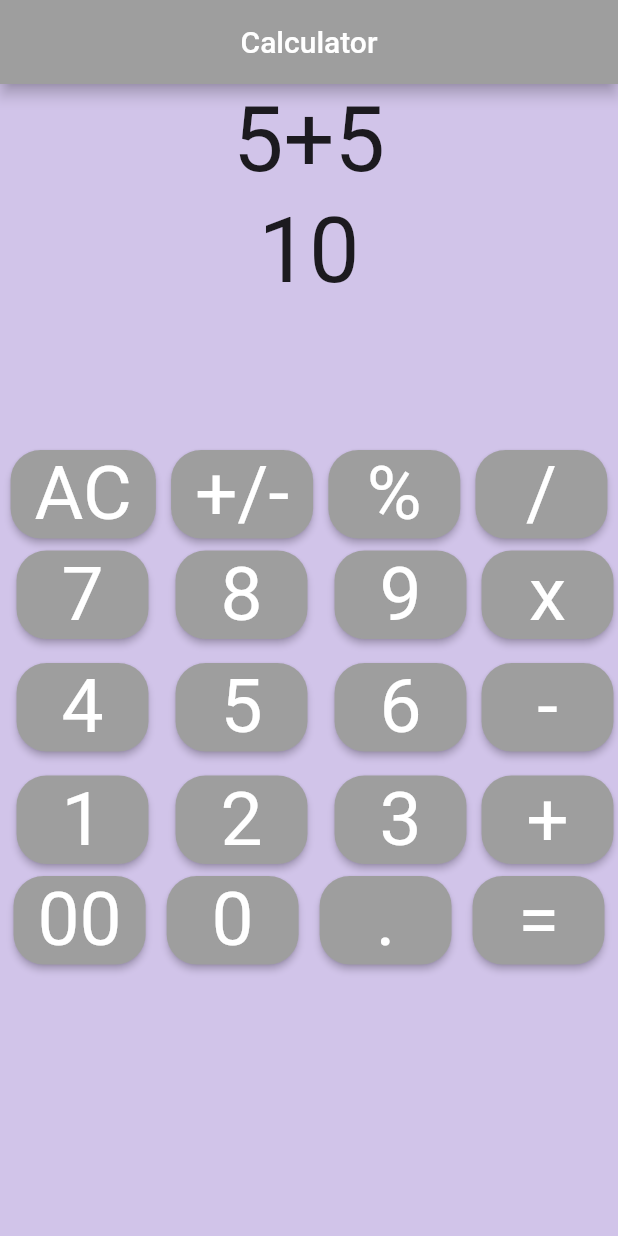
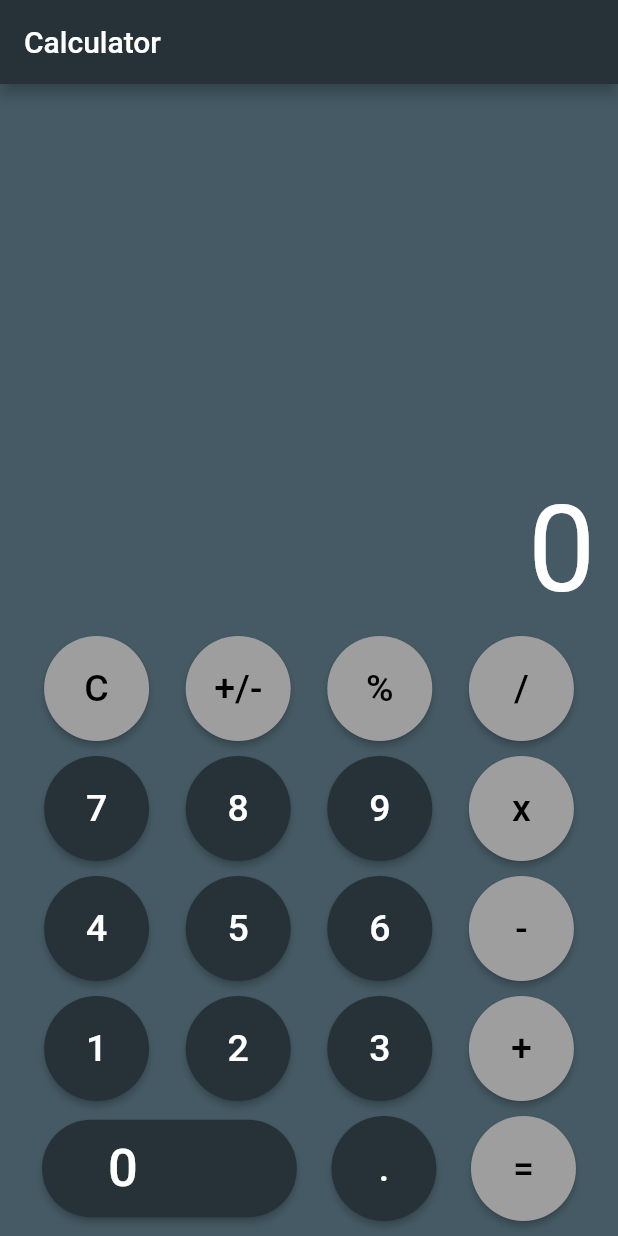
Before and after one commit to Hania2004/kalkulator, a Flutter app: the screen it shows after launch, on a phone screen of 412 x 824 dp. Run offline on Flutter 3.47's test engine with Material 2 defaults, Android fonts, the phone set to English and light mode, and no system bars.

Commit message:
Update calculator.dart

```diff
--- a/lib/screens/calculator.dart
+++ b/lib/screens/calculator.dart
@@ -1,109 +1,235 @@
 import 'package:flutter/material.dart';
 
-class Calculator extends StatelessWidget {
+class Calculator extends StatefulWidget {
   const Calculator({Key? key}) : super(key: key);
+
+  @override
+  State<Calculator> createState() => _CalculatorState();
+}
+
+class _CalculatorState extends State<Calculator> {
+  Widget numButton(String btnText, Color btnColor, Color txtColor) {
+    return ElevatedButton(
+      onPressed: () {
+        calculate(btnText);
+      },
+      style: ElevatedButton.styleFrom(
+        fixedSize: const Size(70, 70), backgroundColor: btnColor,
+        shape: const CircleBorder(),
+      ),
+      child: Text(
+        btnText,
+        style: TextStyle(
+          fontSize: 25,
+          color: txtColor,
+        ),
+      ),
+    );
+  }
 
   @override
   Widget build(BuildContext context) {
     return Scaffold(
-      backgroundColor: Colors.deepPurple[100],
-      appBar: AppBar(centerTitle: true, title: Text('Calculator'),backgroundColor: Colors.grey),
-        body: Padding(padding: EdgeInsets.all(2),
+      backgroundColor: Colors.blueGrey[700],
+      appBar: AppBar(
+        title: const Text("Calculator"),
+        backgroundColor: Colors.blueGrey[900],
+      ),
+      body: Padding(
+        padding: const EdgeInsets.symmetric(horizontal: 5),
         child: Column(
-            mainAxisAlignment: MainAxisAlignment.start,
+          mainAxisAlignment: MainAxisAlignment.end,
           children: [
-                Text('5+5', style: TextStyle(fontSize: 60),),
-                Padding(padding: EdgeInsets.all(2)),
-                Text('10', style: TextStyle(fontSize: 60),),
-                Padding(padding: EdgeInsets.all(2)),
-                Text('', style: TextStyle(fontSize: 80),),
-
             Row(
-                  mainAxisAlignment: MainAxisAlignment.spaceAround,
-                  children: const[
-                    Button(text: 'AC'),
-                    Button(text: '+/-'),
-                    Button(text: '%'),
-                    Button(text: '/'),
+              mainAxisAlignment: MainAxisAlignment.end,
+              children: [
+                Padding(
+                  padding: const EdgeInsets.all(10.0),
+                  child: Text(
+                    text,
+                    textAlign: TextAlign.left,
+                    style: const TextStyle(color: Colors.white, fontSize: 80),
+                  ),
+                ),
               ],
             ),
             Row(
-                  mainAxisAlignment: MainAxisAlignment.spaceAround,
-                  children: const[
-                    Number(text: '7'),
-                    Number(text: '8'),
-                    Number(text: '9'),
-                    Button(text: 'x'),
-                  ],
-                ),    Row(
-                  mainAxisAlignment: MainAxisAlignment.spaceAround,
-                  children: const[
-                    Number(text: '4'),
-                    Number(text: '5'),
-                    Number(text: '6'),
-                    Button(text: '-'),
+              mainAxisAlignment: MainAxisAlignment.spaceEvenly,
+              children: [
+                numButton("C", Colors.grey, Colors.black),
+                numButton("+/-", Colors.grey, Colors.black),
+                numButton("%", Colors.grey, Colors.black),
+                numButton("/", Colors.grey, Colors.black),
               ],
             ),
+            const SizedBox(height: 10),
             Row(
-            mainAxisAlignment: MainAxisAlignment.spaceAround,
-            children: const[
-              Number(text: '1'),
-              Number(text: '2'),
-              Number(text: '3'),
-              Button(text: '+'),
+              mainAxisAlignment: MainAxisAlignment.spaceEvenly,
+              children: [
+                numButton("7", (Colors.blueGrey[900])!, Colors.white),
+                numButton("8", (Colors.blueGrey[900])!, Colors.white),
+                numButton("9", (Colors.blueGrey[900])!, Colors.white),
+                numButton("x", Colors.grey, Colors.black),
               ],
             ),
+            const SizedBox(height: 10),
             Row(
-                  mainAxisAlignment: MainAxisAlignment.spaceAround,
-                  children: const[
-                    Button(text: '00'),
-                    Button(text: '0'),
-                    Button(text: '.'),
-                    Button(text: '='),
+              mainAxisAlignment: MainAxisAlignment.spaceEvenly,
+              children: [
+                numButton("4", (Colors.blueGrey[900])!, Colors.white),
+                numButton("5", (Colors.blueGrey[900])!, Colors.white),
+                numButton("6", (Colors.blueGrey[900])!, Colors.white),
+                numButton("-", Colors.grey, Colors.black),
               ],
             ),
-
+            const SizedBox(height: 10),
+            Row(
+              mainAxisAlignment: MainAxisAlignment.spaceEvenly,
+              children: [
+                numButton("1", (Colors.blueGrey[900])!, Colors.white),
+                numButton("2", (Colors.blueGrey[900])!, Colors.white),
+                numButton("3", (Colors.blueGrey[900])!, Colors.white),
+                numButton("+", Colors.grey, Colors.black),
               ],
-
-         )
-        )
-      );
-  }
-}
-
-
-class Button extends StatelessWidget {
-  final String text;
-  const Button({
-    Key? key, required this.text,
-  }) : super(key: key);
-
-  @override
-  Widget build(BuildContext context) {
-    return MaterialButton(onPressed: (){},
-      color: Colors.grey,
-      shape: RoundedRectangleBorder(borderRadius: BorderRadius.circular(20)),
-      child: Text(text, style: const TextStyle(
-        fontSize: 50, color: Colors.white, fontWeight: FontWeight.w400,),),);
-  }
-}
-
-class Number extends StatelessWidget {
-  final String text;
-  const Number({
-    Key? key, required this.text,
-  }) : super(key: key);
-
-@override
-  Widget build(BuildContext context){
-  return Padding(
-    padding: const EdgeInsets.all(8.0),
-    child: MaterialButton(onPressed: (){},
-    color: Colors.grey,
-    shape: RoundedRectangleBorder(borderRadius: BorderRadius.circular(20)),
-    child: Text(text, style: const TextStyle(
-      fontSize: 50,color: Colors.white, fontWeight: FontWeight.w400,),),),
+            ),
+            const SizedBox(height: 10),
+            Row(
+              mainAxisAlignment: MainAxisAlignment.spaceEvenly,
+              children: [
+                ElevatedButton(
+                  onPressed: () {},
+                  style: ElevatedButton.styleFrom(
+                    shape: const StadiumBorder(), backgroundColor: (Colors.blueGrey[900])!,
+                  ),
+                  child: const Padding(
+                    padding: EdgeInsets.fromLTRB(28, 12, 90, 12),
+                    child: Text(
+                      "0",
+                      style: TextStyle(
+                        fontSize: 35,
+                        color: Colors.white,
+                      ),
+                    ),
+                  ),
+                ),
+                numButton(".", (Colors.blueGrey[900])!, Colors.white),
+                numButton("=", Colors.grey, Colors.black),
+              ],
+            ),
+            const SizedBox(height: 10),
+          ],
+        ),
+      ),
     );
   }
 
+  dynamic text = '0';
+  double numOne = 0;
+  double numTwo = 0;
+
+  dynamic result = '';
+  dynamic finalResult = '';
+  dynamic opr = '';
+  dynamic preOpr = '';
+
+  void calculation(btnText) {
+    if (btnText == 'C') {
+      text = '0';
+      numOne = 0;
+      numTwo = 0;
+      result = '';
+      finalResult = '0';
+      opr = '';
+      preOpr = '';
+    } else if (opr == '=' && btnText == '=') {
+      if (preOpr == '+') {
+        finalResult = add();
+      } else if (preOpr == '-') {
+        finalResult = sub();
+      } else if (preOpr == 'x') {
+        finalResult = mul();
+      } else if (preOpr == '/') {
+        finalResult = div();
       }
+    } else if (btnText == '+' ||
+        btnText == '-' ||
+        btnText == 'x' ||
+        btnText == '/' ||
+        btnText == '=') {
+      if (numOne == 0) {
+        numOne = double.parse(result);
+      } else {
+        numTwo = double.parse(result);
+      }
+
+      if (opr == '+') {
+        finalResult = add();
+      } else if (opr == '-') {
+        finalResult = sub();
+      } else if (opr == 'x') {
+        finalResult = mul();
+      } else if (opr == '/') {
+        finalResult = div();
+      }
+      preOpr = opr;
+      opr = btnText;
+      result = '';
+    } else if (btnText == '%') {
+      result = numOne / 100;
+      finalResult = doesContainDecimal(result);
+    } else if (btnText == '.') {
+      if (!result.toString().contains('.')) {
+        result = '$result.';
+      }
+      finalResult = result;
+    } else if (btnText == '+/-') {
+      result.toString().startsWith('-')
+          ? result = result.toString().substring(1)
+          : result = '-$result';
+      finalResult = result;
+    } else {
+      result = result + btnText;
+      finalResult = result;
+    }
+
+    setState(() {
+      text = finalResult;
+    });
+  }
+
+  String add() {
+    result = (numOne + numTwo).toString();
+    numOne = double.parse(result);
+    return doesContainDecimal(result);
+  }
+
+  String sub() {
+    result = (numOne - numTwo).toString();
+    numOne = double.parse(result);
+    return doesContainDecimal(result);
+  }
+
+  String mul() {
+    result = (numOne * numTwo).toString();
+    numOne = double.parse(result);
+    return doesContainDecimal(result);
+  }
+
+  String div() {
+    result = (numOne / numTwo).toString();
+    numOne = double.parse(result);
+    return doesContainDecimal(result);
+  }
+
+  String doesContainDecimal(dynamic result) {
+    if (result.toString().contains('.')) {
+      List<String> splitDecimal = result.toString().split('.');
+      if (!(int.parse(splitDecimal[1]) > 0)) {
+        return result = splitDecimal[0].toString();
+      }
+    }
+    return result;
+  }
+
+  void calculate(String btnText) {}
+}
```
Lines whose indentation alone changed are shown as unchanged.
